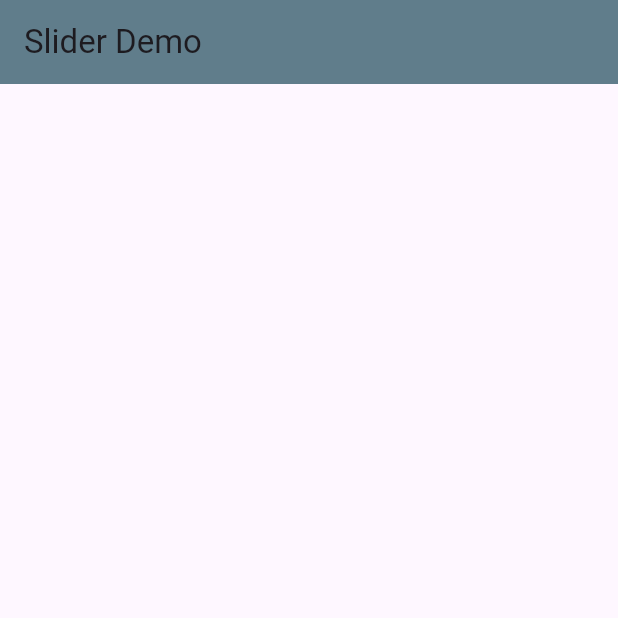
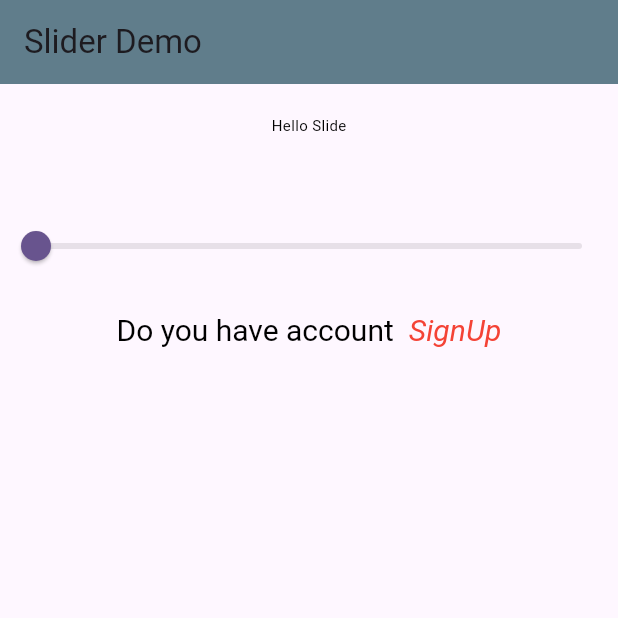
Before and after one commit to EusufUddin8926/flutter-slider, a Flutter app: the screen it shows after launch, on a phone screen of 412 x 824 dp, the top half of it. Run offline on Flutter 3.47's test engine with Material 2 defaults, Android fonts, the phone set to English and light mode, and no system bars.

Commit message:
Rich Text Add

```diff
--- a/lib/main.dart
+++ b/lib/main.dart
@@ -1,3 +1,4 @@
+import 'package:flutter/gestures.dart';
 import 'package:flutter/material.dart';
 
 void main() {
@@ -30,12 +31,75 @@ class MyHomePage extends StatefulWidget {
 }
 
 class _MyHomePageState extends State<MyHomePage> {
+  var _value = 10.0;
+
   @override
   Widget build(BuildContext context) {
     return Scaffold(
       appBar: AppBar(
-          title: const Text("Slider Demo"),
-          backgroundColor: Colors.blueGrey
+          title: const Text("Slider Demo"), backgroundColor: Colors.blueGrey),
+      body: Column(
+        mainAxisAlignment: MainAxisAlignment.start,
+        children: [
+          Container(
+              margin: EdgeInsets.only(top: 20),
+              child: Text(
+                "Hello Slide",
+                style: TextStyle(color: Colors.black, fontSize: _value),
+              )),
+          SizedBox(
+            height: 50,
+          ),
+          Slider(
+            value: _value,
+            min: 10,
+            max: 60,
+            onChanged: (value) {
+              setState(() {
+                _value = value;
+              });
+            },
+          ),
+          SizedBox(
+            height: 20,
+          ),
+          RichText(
+            maxLines: 1,
+            overflow: TextOverflow.ellipsis,
+            text: TextSpan(
+                text: "Do you have account",
+                style: TextStyle(fontSize: 20, color: Colors.black),
+                children: [
+                  WidgetSpan(
+                    child: Padding(
+                      padding: const EdgeInsets.only(left: 10.0),
+                    ),
+                  ),
+                  TextSpan(
+                    text: "SignUp",
+                    recognizer: TapGestureRecognizer()
+                      ..onTap = () {
+                        ScaffoldMessenger.of(context).showSnackBar(SnackBar(
+                          content: Text("Sign Up Clicked"),
+                          action: SnackBarAction(
+                            label: "Ok",
+                            textColor: Colors.white,
+                            onPressed: () {
+                              ScaffoldMessenger.of(context).hideCurrentSnackBar();
+                            },
+                          ),
+                          duration: Duration(milliseconds: 2000),
+                        ));
+                      },
+                    style: TextStyle(
+                        fontSize: 20,
+                        color: Colors.red,
+                        fontStyle: FontStyle.italic),
+                  )
+                ]),
+          ),
+
+        ],
       ),
     );
   }
```
